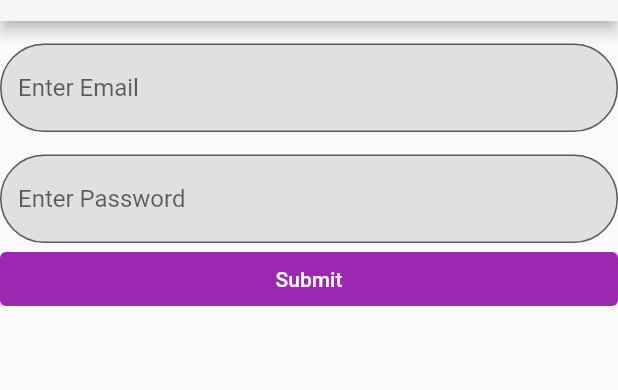
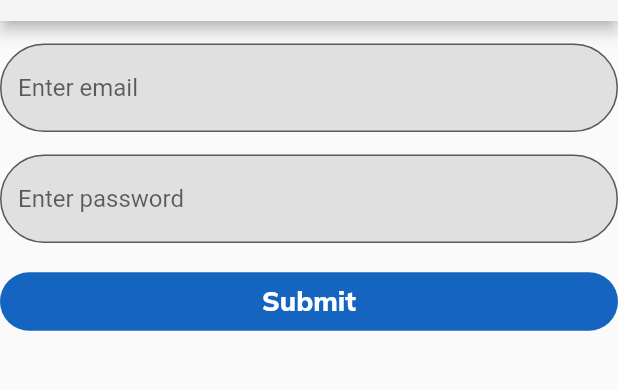
Before and after one commit to treserio/holbertonschool-twitter_clone, a Flutter app: the screen it shows after launch, on a phone screen of 412 x 824 dp, the part 63-453 px from its top. Run offline on Flutter 3.47's test engine with Material 2 defaults, Android fonts, the light colour scheme and no system bars; our stand-ins replace google_fonts.

Commit message:
+widgets/entry_field & flat_button

```diff
--- a/twitter/lib/main.dart
+++ b/twitter/lib/main.dart
@@ -14,8 +14,20 @@ class MyApp extends StatelessWidget {
     return MaterialApp(
       title: 'Squacker',
       theme: ThemeData(
-        // primarySwatch: Colors.purple,
-        primaryColor: Colors.purple,
+        // primarySwatch: Colors.deepOrange,
+        // primaryColor: Colors.purple,
+        textButtonTheme: TextButtonThemeData(
+          style: ButtonStyle(
+            backgroundColor: MaterialStateProperty.all<Color>(Colors.blue.shade800),
+            foregroundColor: MaterialStateProperty.all<Color>(Colors.white),
+            overlayColor: MaterialStateProperty.all<Color>(Colors.purple.shade800),
+            shape: MaterialStateProperty.resolveWith<OutlinedBorder>((_) =>
+              RoundedRectangleBorder(
+                borderRadius: BorderRadius.circular(30),
+              ),
+            ),
+          ),
+        ),
       ),
       home: Scaffold(
         appBar: AppBar(
@@ -31,10 +43,10 @@ class MyApp extends StatelessWidget {
         body: ListView(
           children: [
             EntryField(
-              hint: 'Enter Email',
+              hint: 'Enter email',
             ),
             EntryField(
-              hint: 'Enter Password',
+              hint: 'Enter password',
               isPassword: true,
             ),
             const FlatButton(),
--- a/twitter/lib/widgets/entry_field.dart
+++ b/twitter/lib/widgets/entry_field.dart
@@ -24,12 +24,10 @@ class EntryField extends StatelessWidget {
         filled: true,
         fillColor: Colors.grey.shade300,
         focusColor: Colors.blue,
+        hoverColor: Colors.green,
         hintText: hint,
       ),
       obscureText: isPassword,
-      // style: TextStyle(
-      //   backgroundColor: Colors.grey.shade300,
-      // ),
       textAlignVertical: const TextAlignVertical(y: 0),
     ),
   );
--- a/twitter/lib/widgets/flat_button.dart
+++ b/twitter/lib/widgets/flat_button.dart
@@ -1,4 +1,5 @@
 import 'package:flutter/material.dart';
+import 'package:google_fonts/google_fonts.dart';
 
 class FlatButton extends StatelessWidget {
   final String label;
@@ -11,12 +12,19 @@ class FlatButton extends StatelessWidget {
   void onPressed() => 'testing';
 
   @override
-  Widget build(BuildContext context) => TextButton(
+  Widget build(BuildContext context) => Padding(
+    padding: const EdgeInsetsDirectional.only(top: 15),
+    child: TextButton(
     onPressed: onPressed,
-    style: ButtonStyle(
-      backgroundColor: MaterialStateProperty.all<Color>(Colors.purple),
-      foregroundColor: MaterialStateProperty.all<Color>(Colors.white),
+    child: Text(
+      label,
+      style: GoogleFonts.mulish(
+        textStyle: const TextStyle(
+          fontSize: 18,
+          fontWeight: FontWeight.w800,
+        ),
+      ),
     ),
-    child: Text(label),
+    ),
   );
 }
--- a/twitter/pubspec.yaml
+++ b/twitter/pubspec.yaml
@@ -31,7 +31,7 @@ environment:
 dependencies:
   flutter:
     sdk: flutter
-
+  google_fonts: ^3.0.1
 
   # The following adds the Cupertino Icons font to your application.
   # Use with the CupertinoIcons class for iOS style icons.
```
Also changed, not shown: twitter/lib/screens/signin_screen.dart (added), twitter/pubspec.lock, 1 other file.
